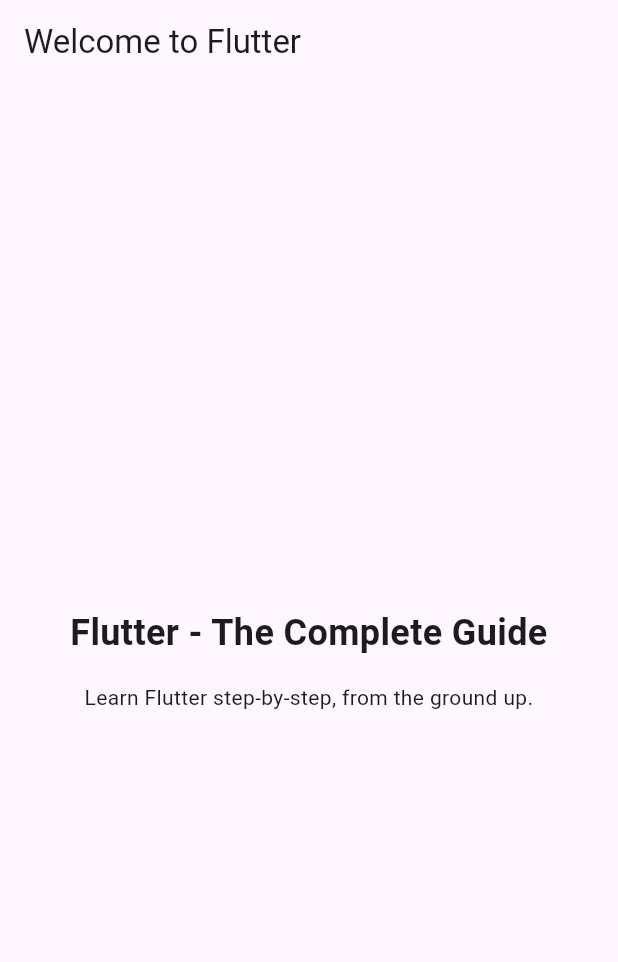
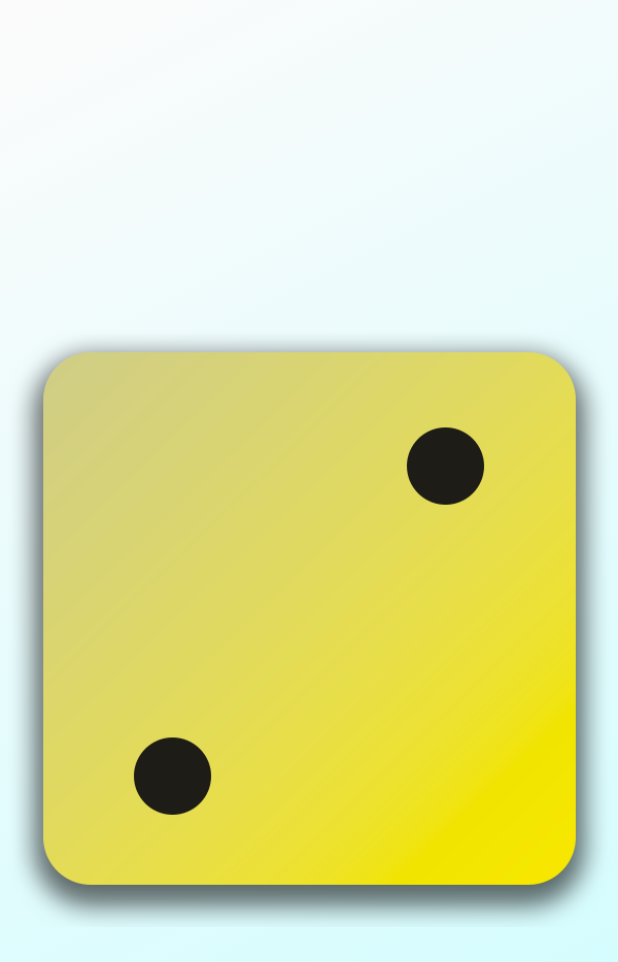
Before and after one commit to a-simplecode/flutter_first_app, a Flutter app: the screen it shows after launch, on a phone screen of 412 x 824 dp. Shown: the top 962 px of the screen. Run offline on Flutter 3.47's test engine with Material 2 defaults, Android fonts, the phone set to English and light mode, and no system bars.

Commit message:
ADD: basecolor ADD: image but not loading yet

```diff
--- /dev/null
+++ b/lib/gradient_container.dart
@@ -0,0 +1,26 @@
+import 'package:flutter/material.dart';
+
+const startAlignment = Alignment.topLeft;
+const endAlignment = Alignment.bottomRight;
+
+class GradientContainer extends StatelessWidget {
+  const GradientContainer(this.color1, this.color2, {super.key});
+
+  const GradientContainer.baseColor({super.key})
+      : color1 = const Color.fromARGB(255, 252, 251, 251),
+        color2 = const Color.fromARGB(255, 205, 253, 255);
+
+  final Color color1;
+  final Color color2;
+
+  @override
+  Widget build(context) {
+    return Container(
+      decoration: BoxDecoration(
+        gradient: LinearGradient(
+            colors: [color1, color2], begin: startAlignment, end: endAlignment),
+      ),
+      child: Center(child: Image.asset('assets/images/dice-2.png')),
+    );
+  }
+}
--- a/lib/main.dart
+++ b/lib/main.dart
@@ -1,54 +1,7 @@
 import 'package:flutter/material.dart';
+import 'package:first_app/gradient_container.dart';
 
 void main() {
-  runApp(const MyApp());
+  runApp(
+      const MaterialApp(home: Scaffold(body: GradientContainer.baseColor())));
 }
-
-// With Flutter, you create user interfaces by combining "widgets"
-// You'll learn all about them (and much more) throughout this course!
-class MyApp extends StatelessWidget {
-  const MyApp({super.key});
-
-  // Every custom widget must have a build() method
-  // It tells Flutter, which widgets make up your custom widget
-  // Again: You'll learn all about that throughout the course!
-  @override
-  Widget build(BuildContext context) {
-    // Below, a bunch of built-in widgets are used (provided by Flutter)
-    // They will be explained in the next sections
-    // In this course, you will, of course, not just use them a lot but
-    // also learn about many other widgets!
-    return MaterialApp(
-      title: 'Flutter First App',
-      theme: ThemeData(useMaterial3: true),
-      home: Scaffold(
-        appBar: AppBar(
-          title: const Text('Welcome to Flutter'),
-        ),
-        body: Container(
-          width: double.infinity,
-          padding: const EdgeInsets.all(12),
-          child: Column(
-            mainAxisAlignment: MainAxisAlignment.center,
-            crossAxisAlignment: CrossAxisAlignment.center,
-            children: const [
-              Text(
-                'Flutter - The Complete Guide',
-                textAlign: TextAlign.center,
-                style: TextStyle(
-                  fontSize: 24,
-                  fontWeight: FontWeight.bold,
-                ),
-              ),
-              SizedBox(height: 16),
-              Text(
-                'Learn Flutter step-by-step, from the ground up.',
-                textAlign: TextAlign.center,
-              ),
-            ],
-          ),
-        ),
-      ),
-    );
-  }
-}
--- /dev/null
+++ b/lib/styled_text.dart
@@ -0,0 +1,15 @@
+import 'package:flutter/material.dart';
+
+class StyledText extends StatelessWidget {
+  const StyledText(this.text, {super.key});
+
+  final String text;
+
+  @override
+  Widget build(context) {
+    return Text(
+      text,
+      style: const TextStyle(color: Colors.black, fontSize: 28),
+    );
+  }
+}
```
Also changed, not shown: pubspec.yaml (+7 -0 lines), assets/images/dice-1.png (added), assets/images/dice-2.png (added), assets/images/dice-3.png (added), assets/images/dice-4.png (added), assets/images/dice-5.png (added), assets/images/dice-6.png (added).
